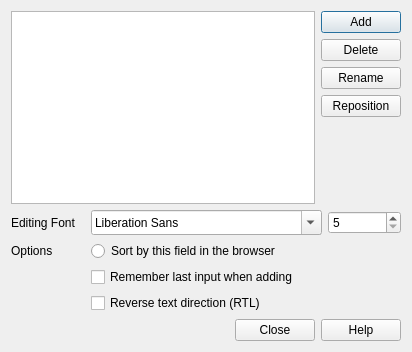
First picture: the form in qt/designer/fields.ui, repository ankitects/anki, before the edit.
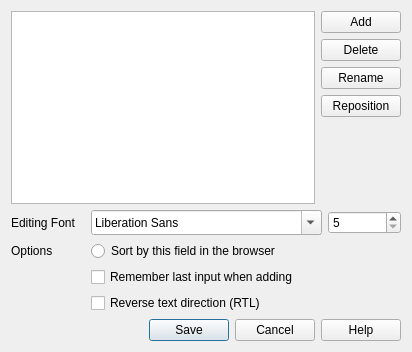
Second picture: the form after the edit.

Commit message:
catch template errors, and start on discarding changes to fields/cards
This is only a first step - all the current methods that implicitly
save need to be updated.

The edit to the form file:
```diff
--- a/qt/designer/fields.ui
+++ b/qt/designer/fields.ui
@@ -147,7 +147,7 @@
       <enum>Qt::Horizontal</enum>
      </property>
      <property name="standardButtons">
-      <set>QDialogButtonBox::Close|QDialogButtonBox::Help</set>
+      <set>QDialogButtonBox::Cancel|QDialogButtonBox::Help|QDialogButtonBox::Save</set>
      </property>
     </widget>
    </item>
```
The commit also changes 2 other files.
